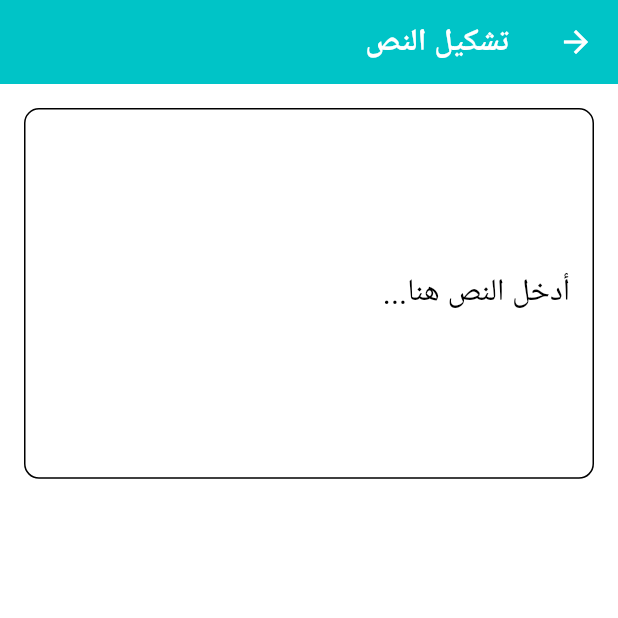
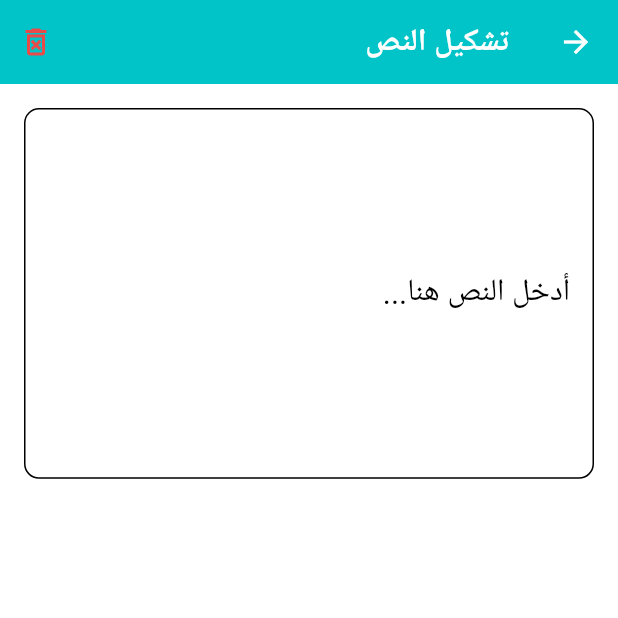
Before and after one commit to oualidrouabah/mishkal-app, a Flutter app: the TashkilPage screen opened directly, on a phone screen of 412 x 824 dp, the top half of it. Run offline on Flutter 3.47's test engine with Material 3 defaults, Android fonts, the light colour scheme and no system bars; our stand-ins replace get, image_picker, sqflite; accounts and stored records are empty; Roboto replaces fonts that are missing (ArabicFont).

Commit message:
add clear text button

```diff
--- a/lib/controller/tashkil_controller.dart
+++ b/lib/controller/tashkil_controller.dart
@@ -6,7 +6,7 @@ class TashkilController extends GetxController {
 
   var tashkilText = ''.obs;
   // To store ordered lines from the API
-  var _tashkilResults = <int, String>{}; // Map to store the order and result lines
+  var _tashkilResults = <int, String>{};
 
   // Method to fetch Tashkil text (supporting multiple lines)
   Future<void> fetchTashkil(String text) async {
@@ -54,4 +54,8 @@ class TashkilController extends GetxController {
     sortedEntries.sort((a, b) => a.key.compareTo(b.key)); // Sort by order
     return sortedEntries.map((entry) => entry.value).join(' '); // Combine them into a single string
   }
+
+  void clearText() {
+    tashkilText.value = ""; // Clear the text
+  }
 }
--- a/lib/view/history_screen.dart
+++ b/lib/view/history_screen.dart
@@ -11,7 +11,7 @@ class HistoryScreen extends StatelessWidget {
   Widget build(BuildContext context) {
     return Scaffold(
       appBar: AppBar(
-        title: Text('تاريخ التشكيل'),
+        title: Text('سجل'),
       ),
       body: Obx(() {
         if (_controller.history.isEmpty) {
--- a/lib/view/tashkil_page.dart
+++ b/lib/view/tashkil_page.dart
@@ -24,6 +24,16 @@ class TashkilPage extends StatelessWidget {
           'تشكيل النص',
           style: TextStyle(fontFamily: 'ArabicFont', fontSize: screenSize.width * 0.05),
         ),
+        actions: [
+          IconButton(
+            icon: Icon(Icons.delete_forever_outlined),
+            color: ThemeController.clearButtonColor,
+            onPressed: () {
+              textInputController.clear();
+              tashkilController.clearText();
+            },
+          ),
+        ],
       ),
       body: Padding(
         padding: const EdgeInsets.all(16.0),
@@ -43,34 +53,6 @@ class TashkilPage extends StatelessWidget {
                     borderRadius: BorderRadius.circular(10),
                   ),
                   hintText: 'أدخل النص هنا...',
-                  /*suffixIcon: Column(
-                    mainAxisSize: MainAxisSize.min, // To avoid extra space
-                    children: [
-                      IconButton(
-                        icon: Icon(Icons.delete_outline),
-                        color: ThemeController.clearButtonColor, // Using theme color for clear button
-                        onPressed: () {
-                          textInputController.clear(); // Clear the text field
-                        },
-                      ),
-                      Obx(()=> IconButton(
-                        icon: Icon(Icons.drive_folder_upload_outlined), // Use your OCR icon
-                        color: ThemeController.ocrButtonColor, // Using theme color for OCR button
-                        onPressed: () {
-                          // Add OCR action here
-                          print("Get text from picture action pressed");
-                        },
-                      )),
-                      IconButton(
-                        icon: Icon(Icons.camera_alt_outlined),
-                        color: ThemeController.cameraButtonColor, // Using theme color for camera button
-                        onPressed: () {
-                          // Add camera action here
-                          print("Take picture action pressed");
-                        },
-                      ),
-                    ],
-                  ),*/
                 ),
               ),
             ),
@@ -84,7 +66,7 @@ class TashkilPage extends StatelessWidget {
                       _buildTextWithTashkil(
                         tashkilController.tashkilText.value,
                         Theme.of(context).primaryColor,
-                        Colors.red,
+                        ThemeController.clearButtonColor,
                         screenSize.width * 0.08,
                       ),
                     ),
@@ -98,10 +80,8 @@ class TashkilPage extends StatelessWidget {
                 if (textInputController.text.isNotEmpty) {
                   await tashkilController.fetchTashkil(textInputController.text);
                   databaseController.addTextToHistory(textInputController.text, tashkilController.tashkilText.value);
-                  print(databaseController.history);
+                  //print(databaseController.history);
                 }
-
-
               },
               icon: Text(
                 'تشكيل',
--- a/lib/view/theme.dart
+++ b/lib/view/theme.dart
@@ -13,6 +13,7 @@ class MishkalTheme {
     brightness: Brightness.light,
     primaryColor: primaryColor,
     scaffoldBackgroundColor: lightBackgroundColor,
+    splashColor: lightBackgroundColor,
     colorScheme: ColorScheme.light(
       primary: primaryColor,
       secondary: secondaryColor,
@@ -55,6 +56,7 @@ class MishkalTheme {
     brightness: Brightness.dark,
     primaryColor: primaryColor,
     scaffoldBackgroundColor: darkBackgroundColor,
+    splashColor: darkBackgroundColor,
     colorScheme: ColorScheme.dark(
       primary: primaryColor,
       secondary: secondaryColor,
```
